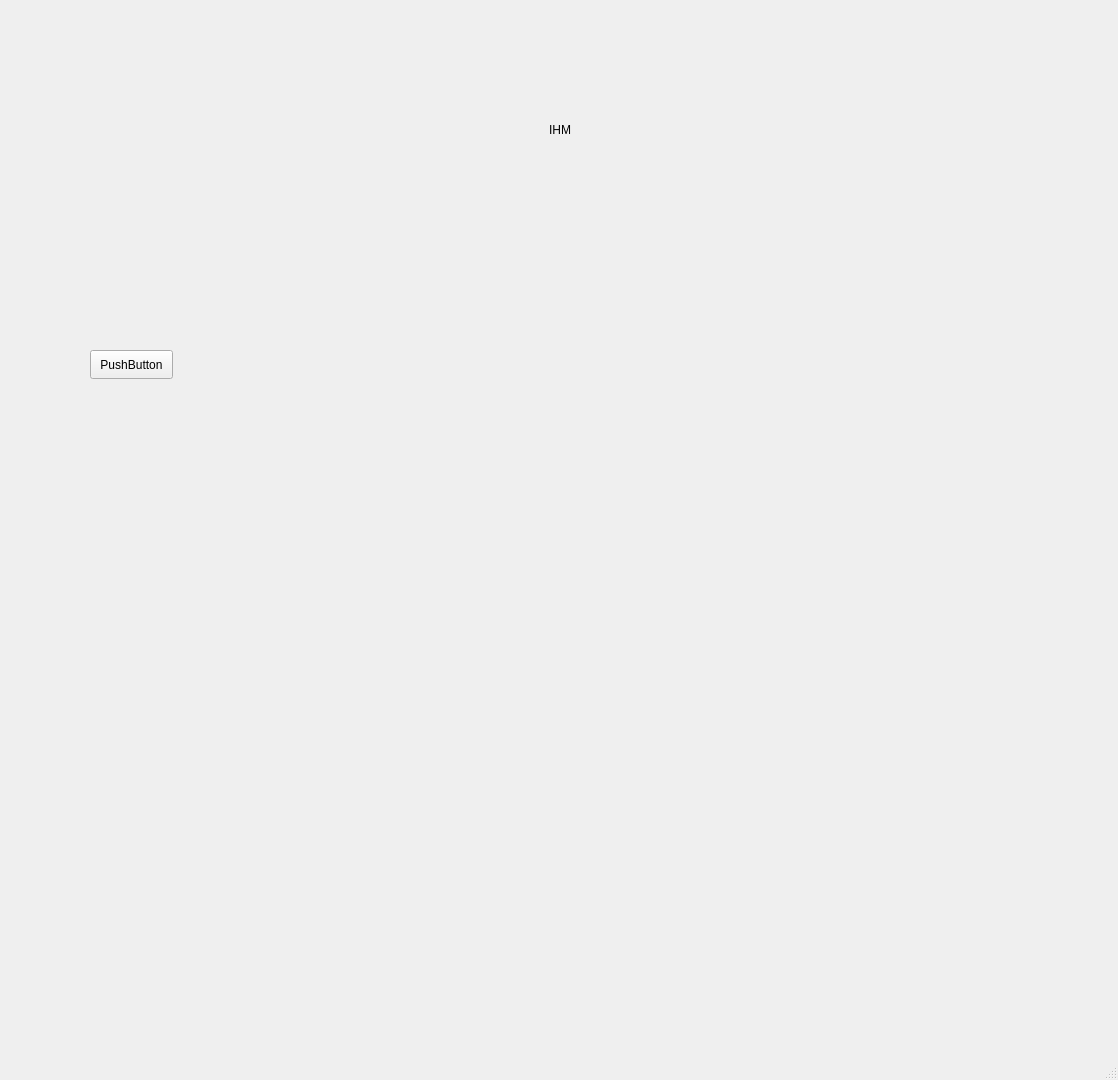
Old version of the form IHM-client/mainwindow.ui in the repository Manon-Arc/IHM_Unity-Qt.
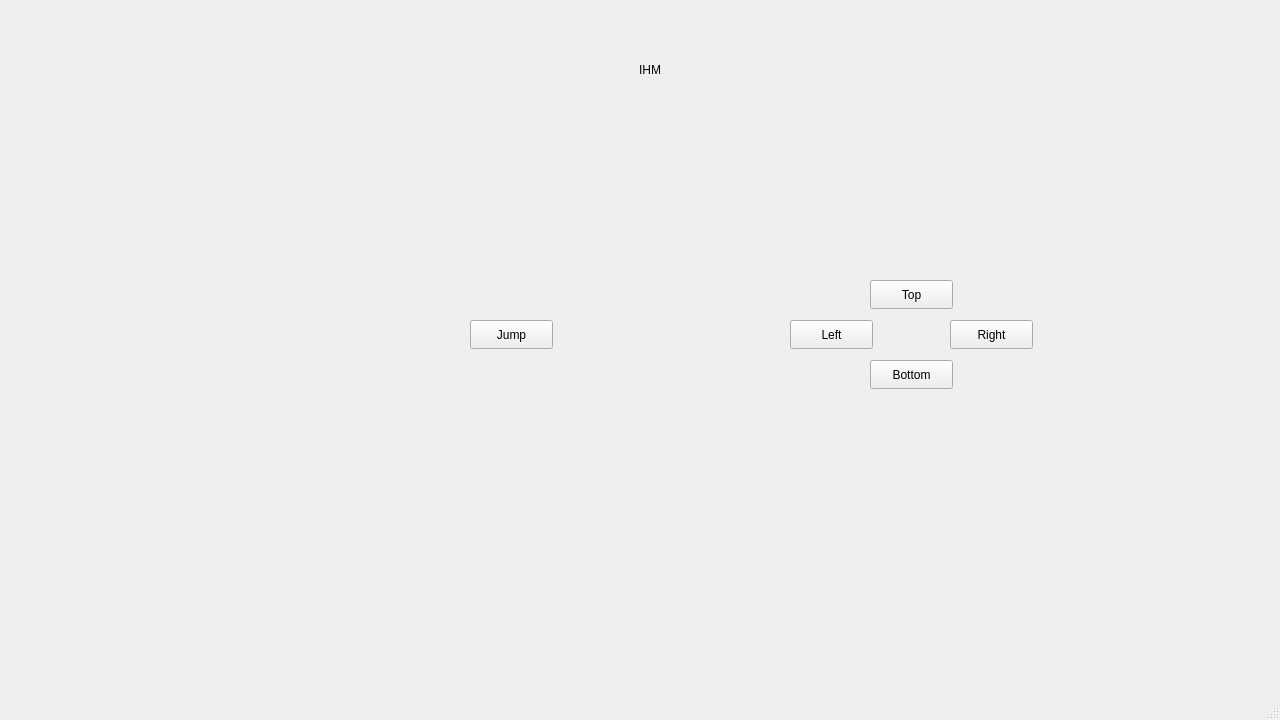
New version of the form.

```diff
--- a/IHM-client/mainwindow.ui
+++ b/IHM-client/mainwindow.ui
@@ -6,8 +6,8 @@
    <rect>
     <x>0</x>
     <y>0</y>
-    <width>1118</width>
-    <height>1080</height>
+    <width>1280</width>
+    <height>720</height>
    </rect>
   </property>
   <property name="windowTitle">
@@ -17,8 +17,8 @@
    <widget class="QLabel" name="label">
     <property name="geometry">
      <rect>
-      <x>310</x>
-      <y>80</y>
+      <x>400</x>
+      <y>20</y>
       <width>500</width>
       <height>100</height>
      </rect>
@@ -33,14 +33,78 @@
    <widget class="QPushButton" name="pushButton">
     <property name="geometry">
      <rect>
-      <x>90</x>
-      <y>350</y>
+      <x>950</x>
+      <y>320</y>
       <width>83</width>
       <height>29</height>
      </rect>
     </property>
     <property name="text">
-     <string>PushButton</string>
+     <string>Right</string>
+    </property>
+    <property name="default">
+     <bool>false</bool>
+    </property>
+   </widget>
+   <widget class="QPushButton" name="pushButton_2">
+    <property name="geometry">
+     <rect>
+      <x>870</x>
+      <y>360</y>
+      <width>83</width>
+      <height>29</height>
+     </rect>
+    </property>
+    <property name="text">
+     <string>Bottom</string>
+    </property>
+    <property name="default">
+     <bool>false</bool>
+    </property>
+   </widget>
+   <widget class="QPushButton" name="pushButton_3">
+    <property name="geometry">
+     <rect>
+      <x>790</x>
+      <y>320</y>
+      <width>83</width>
+      <height>29</height>
+     </rect>
+    </property>
+    <property name="text">
+     <string>Left</string>
+    </property>
+    <property name="default">
+     <bool>false</bool>
+    </property>
+   </widget>
+   <widget class="QPushButton" name="pushButton_4">
+    <property name="geometry">
+     <rect>
+      <x>870</x>
+      <y>280</y>
+      <width>83</width>
+      <height>29</height>
+     </rect>
+    </property>
+    <property name="text">
+     <string>Top</string>
+    </property>
+    <property name="default">
+     <bool>false</bool>
+    </property>
+   </widget>
+   <widget class="QPushButton" name="pushButton_5">
+    <property name="geometry">
+     <rect>
+      <x>470</x>
+      <y>320</y>
+      <width>83</width>
+      <height>29</height>
+     </rect>
+    </property>
+    <property name="text">
+     <string>Jump</string>
     </property>
     <property name="default">
      <bool>false</bool>
```
Left out of the diff: 4 changed lines with no effect on the pictures.
